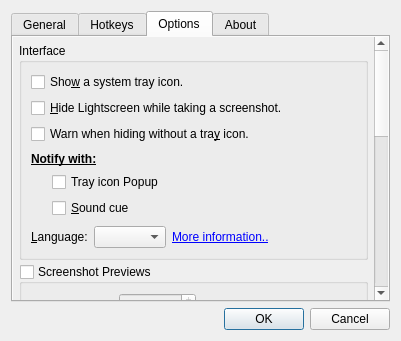
ckaiser/Lightscreen, file dialogs/optionsdialog.ui: the form before one commit.
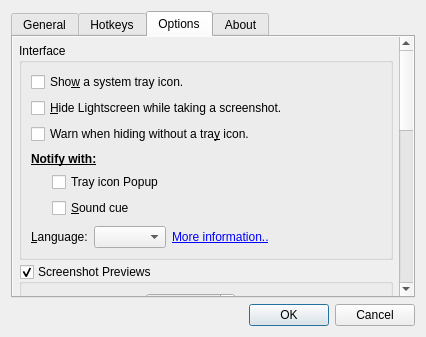
The form after the commit. The open tabs and pages were chosen to show the change. Icons and pictures are not drawn. Custom widgets are drawn as their Qt base class.

Diff of the .ui file:
```diff
--- a/dialogs/optionsdialog.ui
+++ b/dialogs/optionsdialog.ui
@@ -6,8 +6,8 @@
    <rect>
     <x>0</x>
     <y>0</y>
-    <width>399</width>
-    <height>341</height>
+    <width>426</width>
+    <height>334</height>
    </rect>
   </property>
   <property name="windowTitle">
@@ -564,8 +564,8 @@
            <rect>
             <x>0</x>
             <y>0</y>
-            <width>358</width>
-            <height>640</height>
+            <width>385</width>
+            <height>666</height>
            </rect>
           </property>
           <layout class="QVBoxLayout" name="verticalLayout_5">
@@ -740,10 +740,10 @@
               <bool>true</bool>
              </property>
              <property name="checked">
-              <bool>false</bool>
+              <bool>true</bool>
              </property>
-             <layout class="QGridLayout" name="gridLayout_4">
-              <item row="0" column="0" colspan="2">
+             <layout class="QGridLayout" name="gridLayout_3">
+              <item row="0" column="0">
                <widget class="QLabel" name="previewSizeLabel">
                 <property name="text">
                  <string>Maximum Size:</string>
@@ -753,7 +753,7 @@
                 </property>
                </widget>
               </item>
-              <item row="0" column="2" colspan="2">
+              <item row="0" column="1">
                <widget class="QSpinBox" name="previewSizeSpinBox">
                 <property name="buttonSymbols">
                  <enum>QAbstractSpinBox::PlusMinus</enum>
@@ -781,15 +781,15 @@
                 </property>
                </widget>
               </item>
-              <item row="0" column="4" colspan="4">
-               <spacer name="horizontalSpacer_6">
+              <item row="0" column="4" rowspan="4">
+               <spacer name="horizontalSpacer_5">
                 <property name="orientation">
                  <enum>Qt::Horizontal</enum>
                 </property>
                 <property name="sizeHint" stdset="0">
                  <size>
-                  <width>41</width>
-                  <height>0</height>
+                  <width>40</width>
+                  <height>20</height>
                  </size>
                 </property>
                </spacer>
@@ -804,7 +804,7 @@
                 </property>
                </widget>
               </item>
-              <item row="1" column="1" colspan="3">
+              <item row="1" column="1" colspan="2">
                <widget class="QComboBox" name="previewPositionComboBox">
                 <property name="currentIndex">
                  <number>3</number>
@@ -831,34 +831,21 @@
                 </item>
                </widget>
               </item>
-              <item row="1" column="4" colspan="4">
-               <spacer name="horizontalSpacer_5">
-                <property name="orientation">
-                 <enum>Qt::Horizontal</enum>
-                </property>
-                <property name="sizeHint" stdset="0">
-                 <size>
-                  <width>4</width>
-                  <height>0</height>
-                 </size>
-                </property>
-               </spacer>
-              </item>
-              <item row="2" column="0" colspan="3">
+              <item row="2" column="0">
                <widget class="QCheckBox" name="previewAutocloseCheckBox">
                 <property name="text">
                  <string>Auto-close after</string>
                 </property>
                </widget>
               </item>
-              <item row="2" column="3" colspan="2">
+              <item row="2" column="1">
                <widget class="QSpinBox" name="previewAutocloseTimeSpinBox">
                 <property name="suffix">
                  <string> seconds</string>
                 </property>
                </widget>
               </item>
-              <item row="2" column="5">
+              <item row="2" column="2">
                <widget class="QLabel" name="andLabel">
                 <property name="minimumSize">
                  <size>
@@ -874,7 +861,7 @@
                 </property>
                </widget>
               </item>
-              <item row="2" column="6">
+              <item row="2" column="3">
                <widget class="QComboBox" name="previewAutocloseActionComboBox">
                 <property name="currentIndex">
                  <number>0</number>
@@ -896,18 +883,26 @@
                 </item>
                </widget>
               </item>
-              <item row="2" column="7">
-               <spacer name="horizontalSpacer_7">
-                <property name="orientation">
-                 <enum>Qt::Horizontal</enum>
+              <item row="3" column="0">
+               <widget class="QLabel" name="previewDefaultActionLabel">
+                <property name="text">
+                 <string>Default action:</string>
                 </property>
-                <property name="sizeHint" stdset="0">
-                 <size>
-                  <width>23</width>
-                  <height>0</height>
-                 </size>
-                </property>
-               </spacer>
+               </widget>
+              </item>
+              <item row="3" column="1">
+               <widget class="QComboBox" name="previewDefaultActionComboBox">
+                <item>
+                 <property name="text">
+                  <string>save</string>
+                 </property>
+                </item>
+                <item>
+                 <property name="text">
+                  <string>upload</string>
+                 </property>
+                </item>
+               </widget>
               </item>
              </layout>
             </widget>
```
